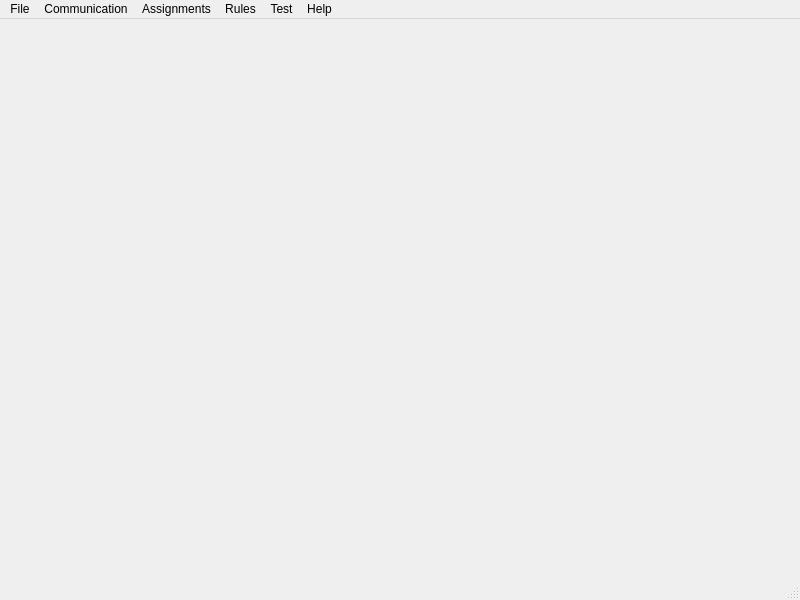
Qt form cyberdom.ui (MijersOne/CyberDom-Qt) before a commit.
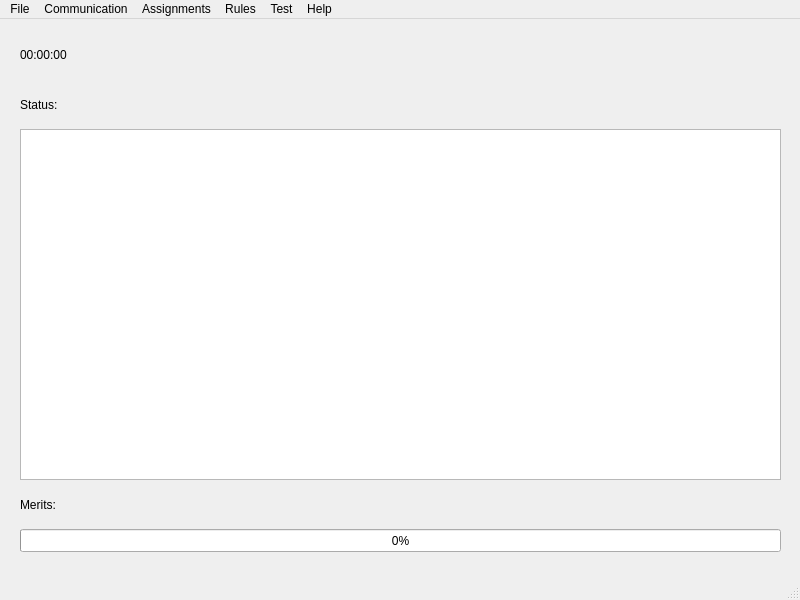
The same form after that commit.

Commit message: Add central widget with status UI elements

What changed in the file:
```diff
--- a/cyberdom.ui
+++ b/cyberdom.ui
@@ -10,9 +10,73 @@
     <height>600</height>
    </rect>
   </property>
-  <property name="windowTitle">
-   <string>CyberDom</string>
-  </property>
+   <property name="windowTitle">
+    <string>CyberDom</string>
+   </property>
+   <widget class="QWidget" name="centralwidget">
+    <widget class="QLabel" name="clockLabel">
+     <property name="geometry">
+      <rect>
+       <x>20</x>
+       <y>20</y>
+       <width>111</width>
+       <height>31</height>
+      </rect>
+     </property>
+     <property name="text">
+      <string>00:00:00</string>
+     </property>
+    </widget>
+    <widget class="QProgressBar" name="progressBar">
+     <property name="geometry">
+      <rect>
+       <x>20</x>
+       <y>510</y>
+       <width>761</width>
+       <height>23</height>
+      </rect>
+     </property>
+     <property name="value">
+      <number>0</number>
+     </property>
+    </widget>
+    <widget class="QLabel" name="lbl_Status">
+     <property name="geometry">
+      <rect>
+       <x>20</x>
+       <y>70</y>
+       <width>200</width>
+       <height>31</height>
+      </rect>
+     </property>
+     <property name="text">
+      <string>Status:</string>
+     </property>
+    </widget>
+    <widget class="QTextBrowser" name="textBrowser">
+     <property name="geometry">
+      <rect>
+       <x>20</x>
+       <y>110</y>
+       <width>761</width>
+       <height>351</height>
+      </rect>
+     </property>
+    </widget>
+    <widget class="QLabel" name="lbl_Merits">
+     <property name="geometry">
+      <rect>
+       <x>20</x>
+       <y>470</y>
+       <width>200</width>
+       <height>31</height>
+      </rect>
+     </property>
+     <property name="text">
+      <string>Merits:</string>
+     </property>
+    </widget>
+   </widget>
   <widget class="QMenuBar" name="menubar">
    <property name="geometry">
     <rect>
```
